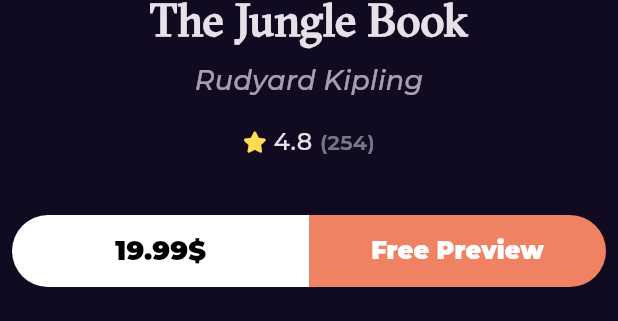
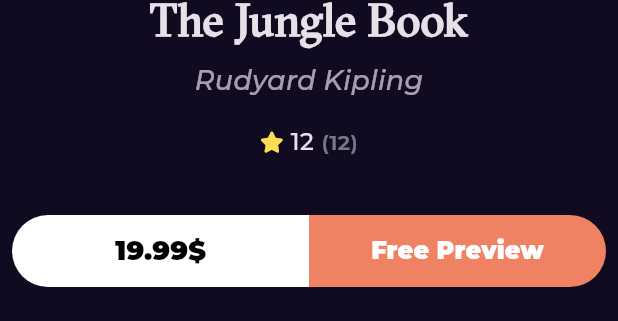
Before and after one commit to AdhamAyad/Bookly_App, a Flutter app: the BookDetailsSection widget shown alone on an empty page, opened directly, on a phone screen of 412 x 824 dp. Shown: the part 627-948 px from the top of the screen. Run offline on Flutter 3.47's test engine with Material 3 defaults, Android fonts, the phone set to English and light mode, and no system bars; drawn by our look-alikes of cached_network_image; our stand-ins replace bloc, dartz, dio, equatable, flutter_bloc, font_awesome_flutter and 4 more; missing offline and left inert: dart:ffi; network calls fail; key blocks and very long unbroken strings in the code were emptied for the run.

Commit message:
display newest books listview details

```diff
--- a/lib/features/home/data/models/book_model/volume_info.dart
+++ b/lib/features/home/data/models/book_model/volume_info.dart
@@ -16,7 +16,7 @@ class VolumeInfo extends Equatable {
   final int? pageCount;
   final String? printType;
   final List<String>? categories;
-  final num? averageRating;
+  final int? averageRating;
   final int? ratingsCount;
   final String? maturityRating;
   final bool? allowAnonLogging;
--- a/lib/features/home/presentation/views/widgets/book_raiting.dart
+++ b/lib/features/home/presentation/views/widgets/book_raiting.dart
@@ -4,8 +4,10 @@ import 'package:font_awesome_flutter/font_awesome_flutter.dart';
 
 class BookRating extends StatelessWidget {
   const BookRating(
-      {super.key, this.mainAxisAlignment = MainAxisAlignment.start});
+      {super.key, this.mainAxisAlignment = MainAxisAlignment.start, required this.rating, required this.count});
   final MainAxisAlignment mainAxisAlignment;
+  final int rating; //? take variables as
+  final int count;
   @override
   Widget build(BuildContext context) {
     return Row(
@@ -21,8 +23,8 @@ class BookRating extends StatelessWidget {
           width: 6.3,
         ),
 
-        const Text(
-          '4.8',
+        Text(
+          '$rating',
           style: Styles.textStyle16,
         ),
 
@@ -32,7 +34,7 @@ class BookRating extends StatelessWidget {
 
         Opacity(
             opacity: .5,
-            child: Text('(254)',
+            child: Text('($count)',
                 style: Styles.textStyle14.copyWith(
                     /*color: const Color(0XFF707070)),*/ fontWeight:
                         FontWeight.w600))),
--- a/lib/features/home/presentation/views/widgets/books_details_section.dart
+++ b/lib/features/home/presentation/views/widgets/books_details_section.dart
@@ -44,6 +44,8 @@ class BookDetailsSection extends StatelessWidget {
               height: 16,
             ),
             const BookRating(
+              rating: 12,
+              count: 12,
               mainAxisAlignment: MainAxisAlignment.center,
             ),
 
--- a/lib/features/home/presentation/views/widgets/custom_book_image.dart
+++ b/lib/features/home/presentation/views/widgets/custom_book_image.dart
@@ -12,7 +12,7 @@ class CustomBookImage extends StatelessWidget {
     return ClipRRect( //? use it to give it border radues
       borderRadius: BorderRadius.circular(16),
       child: AspectRatio( //! save responsive of hight and width to be good on another device
-      aspectRatio: 2.6/4, //?width/hight
+      aspectRatio: 2.6/4, //?width/hight , نسبه الطول للعرض فى المساحه المتاحه لها ايا كان حجمها
         //? CachedNetworkImage → is a widget comes from package and the images appears with a good fade
         child: CachedNetworkImage( //! with good fade and cashed it then we donot need to reload it again and handel if gives it a wrong url
           fit: BoxFit.fill, //? make it fill all space it have
--- a/lib/features/home/presentation/views/widgets/home_view_body.dart
+++ b/lib/features/home/presentation/views/widgets/home_view_body.dart
@@ -10,6 +10,7 @@ class HomeViewBody extends StatelessWidget {
   @override
   Widget build(BuildContext context) {
     return const CustomScrollView(
+      physics: BouncingScrollPhysics(), //? make good anmation when you arrive to end of listview,
       //? enable page to scroll
       slivers: [
 
@@ -29,7 +30,7 @@ class HomeViewBody extends StatelessWidget {
               Padding(
                 padding: EdgeInsets.symmetric(horizontal: 20),
                 child: Text(
-                  'Best Seller', //? copyWith → to make copy of it and edit
+                  'Newest Box', //? copyWith → to make copy of it and edit
                   style: Styles.textStyle18,
                 ),
               ),
--- a/lib/features/search/presentation/views/widgets/search_result_list_view.dart
+++ b/lib/features/search/presentation/views/widgets/search_result_list_view.dart
@@ -13,7 +13,8 @@ class SearchResultListView extends StatelessWidget {
         padding: EdgeInsets.zero,
         itemCount: 10,
         itemBuilder: ((context, index) {
-          return const BookListViewItem();
+          // return const BookListViewItem();
+          return const Text('data');
         }));
   }
 }
--- a/lib/main.dart
+++ b/lib/main.dart
@@ -23,7 +23,7 @@ class Bookly extends StatelessWidget {
     return MultiBlocProvider( //? provide code to use this cubit
       providers: [//! to handele our code
         BlocProvider(create:(context) => FeaturedBooksCubit(getIt.get<HomeRepoImpl>())..fetchFeaturedBooks()), //! ..fetch → call it after make provide and a copy of this cubit
-        BlocProvider(create: (context) => NewestBooksCubit(getIt.get<HomeRepoImpl>())), //? will go to the get_it it file and take the code that already writen
+        BlocProvider(create: (context) => NewestBooksCubit(getIt.get<HomeRepoImpl>())..fetchNewestBooks()), //? will go to the get_it it file and take the code that already writen
       ],
       child: MaterialApp.router( //? from get package ,get → have transition and faster than materialapp and less code than normal
         debugShowCheckedModeBanner: false,
```
Also changed, not shown: lib/features/home/presentation/views/widgets/best_seller_list_view.dart (+24 -3 lines), lib/features/home/presentation/views/widgets/best_seller_list_view_item.dart (+30 -25 lines).
